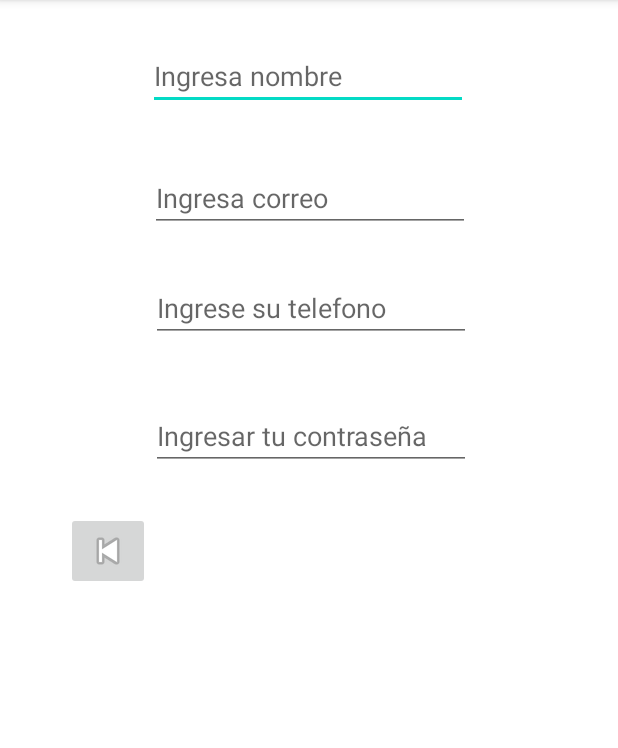
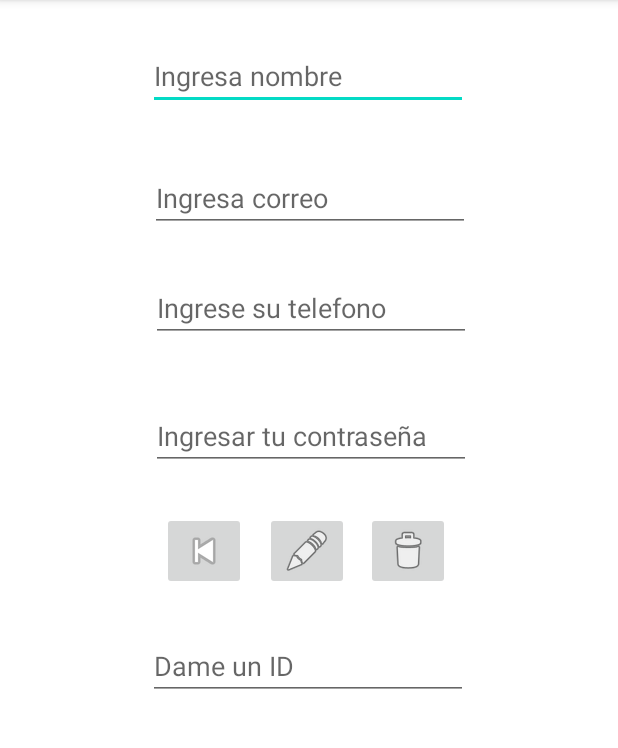
Before and after one commit to JCarballo22/android_mysql1, an Android app: the screen it shows after launch (RegistroActivity), after a tap on "ENVIAR ID", on a phone screen of 412 x 824 dp, the part 84-832 px from its top. Run offline under Robolectric (Android 15) with nearby library versions, the phone set to English and light mode, and no system bars; our stand-ins replace Volley; network calls fail.

Commit message:
22/11/2022

```diff
--- a/app/src/main/java/com/example/android_mysql1/RegistroActivity.kt
+++ b/app/src/main/java/com/example/android_mysql1/RegistroActivity.kt
@@ -10,6 +10,7 @@ import com.android.volley.Request
 import com.android.volley.RequestQueue
 import com.android.volley.Response
 import com.android.volley.toolbox.JsonObjectRequest
+import com.android.volley.toolbox.StringRequest
 import com.android.volley.toolbox.Volley
 
 class RegistroActivity : AppCompatActivity() {
@@ -17,6 +18,11 @@ class RegistroActivity : AppCompatActivity() {
     private lateinit var etEmail:EditText
     private lateinit var etTelefono:EditText
     private lateinit var etPass:EditText
+    private lateinit var etId:EditText
+
+    private lateinit var id:String
+
+    private lateinit var procesoEnCola:RequestQueue
 
     override fun onCreate(savedInstanceState: Bundle?) {
         super.onCreate(savedInstanceState)
@@ -26,28 +32,85 @@ class RegistroActivity : AppCompatActivity() {
         etEmail = findViewById(R.id.et_REmail)
         etTelefono = findViewById(R.id.et_Rtelefono)
         etPass = findViewById(R.id.et_RPass)
+        etId = findViewById(R.id.et_Id)
+        id = intent.getStringExtra("id").toString()
+        etId.setText(id)
 
-        val id:String? = intent.getStringExtra("id").toString()
+        cargarDatos()
+    }
+    fun cargarDatos(){
+        //llenarCampos()
 
-        val procesoEnCola: RequestQueue = Volley.newRequestQueue(this)
-        val url = "http://192.168.1.3/android_mysql1/registro.php?id=$id"
+        procesoEnCola= Volley.newRequestQueue(this)
+        val url = "http://192.168.1.3/android_mysql1/consulta.php?id=$id"
         val consulta = JsonObjectRequest(Request.Method.GET,url,null,
             Response.Listener { Respuesta->
+
                 etNombre.setText(Respuesta.getString("nombre"))
                 etEmail.setText(Respuesta.getString("email"))
                 etTelefono.setText(Respuesta.getString("telefono"))
                 etPass.setText(Respuesta.getString("pass"))
                 Toast.makeText(this,"Datos obtenidos",Toast.LENGTH_LONG).show()
             }, Response.ErrorListener { error->
-                Toast.makeText(this,"Datos obtenidos",Toast.LENGTH_LONG).show()
-            }
+                Toast.makeText(this,"Datos error de conexion: $error",Toast.LENGTH_LONG).show()
+            })
 
-            )
+        //llenarCampos()
+
         procesoEnCola.add(consulta)
+      }
+
+    fun limpiarCampos(){
+        etNombre.setText("")
+        etEmail.setText("")
+        etTelefono.setText("")
+        etPass.setText("")
+        etId.setText("")
     }
-
     fun regresar(Vista: View){
         var ventana: Intent = Intent(this,MainActivity::class.java)
         startActivity(ventana)
     }
+
+    fun eliminar(Vista: View){
+        val url = "http://192.168.1.3/android_mysql1/borrar.php"
+        procesoEnCola= Volley.newRequestQueue(this)
+        var resultadoPost = object :StringRequest(Request.Method.POST,url,
+            Response.Listener { Respuesta->
+                limpiarCampos()
+                Toast.makeText(this,"El usuario a sido borrado",Toast.LENGTH_LONG).show()
+            }, Response.ErrorListener {
+                Toast.makeText(this,"Error al borrar usuario",Toast.LENGTH_LONG).show()
+            }){
+            override fun getParams(): MutableMap<String, String>? {
+                val parametros = HashMap<String,String>()
+                parametros.put("id",etId.text.toString())
+                return parametros
+            }
+        }
+        procesoEnCola.add(resultadoPost)
+    }
+
+    fun editar(Vista: View){
+        val url = "http://192.168.1.3/android_mysql1/editar.php"
+        procesoEnCola = Volley.newRequestQueue(this)
+        val resultadoPost = object : StringRequest(Request.Method.POST,url,
+            Response.Listener { respuesta->
+                Toast.makeText(this,"El usuario fue editado",Toast.LENGTH_LONG).show()
+            },Response.ErrorListener { error->
+                Toast.makeText(this,"Error al edidar usuario",Toast.LENGTH_LONG).show()
+            }){
+            override fun getParams(): MutableMap<String, String>? {
+                val parametros = HashMap<String,String>()
+                parametros.put("id",etId.text.toString())
+                parametros.put("nombre",etNombre.text.toString())
+                parametros.put("email",etEmail.text.toString())
+                parametros.put("telefono",etTelefono.text.toString())
+                parametros.put("pass",etPass.text.toString())
+                return parametros
+
+            }
+        }
+        procesoEnCola.add(resultadoPost)
+    }
 }
--- a/app/src/main/res/layout/activity_registro.xml
+++ b/app/src/main/res/layout/activity_registro.xml
@@ -63,12 +63,47 @@
         android:id="@+id/imageButton2"
         android:layout_width="wrap_content"
         android:layout_height="wrap_content"
+        android:layout_marginStart="108dp"
         android:layout_marginTop="28dp"
         android:onClick="regresar"
-        app:layout_constraintEnd_toEndOf="parent"
-        app:layout_constraintHorizontal_bias="0.123"
         app:layout_constraintStart_toStartOf="parent"
         app:layout_constraintTop_toBottomOf="@+id/et_RPass"
         app:srcCompat="@android:drawable/ic_media_previous" />
 
+    <ImageButton
+        android:id="@+id/imageButton4"
+        android:layout_width="wrap_content"
+        android:layout_height="wrap_content"
+        android:layout_marginTop="28dp"
+        android:onClick="editar"
+        app:layout_constraintEnd_toStartOf="@+id/imageButton5"
+        app:layout_constraintHorizontal_bias="0.517"
+        app:layout_constraintStart_toEndOf="@+id/imageButton2"
+        app:layout_constraintTop_toBottomOf="@+id/et_RPass"
+        app:srcCompat="@android:drawable/ic_menu_edit" />
+
+    <ImageButton
+        android:id="@+id/imageButton5"
+        android:layout_width="wrap_content"
+        android:layout_height="wrap_content"
+        android:layout_marginTop="28dp"
+        android:layout_marginEnd="112dp"
+        android:onClick="eliminar"
+        app:layout_constraintEnd_toEndOf="parent"
+        app:layout_constraintTop_toBottomOf="@+id/et_RPass"
+        app:srcCompat="@android:drawable/ic_menu_delete" />
+
+    <EditText
+        android:id="@+id/et_Id"
+        android:layout_width="wrap_content"
+        android:layout_height="wrap_content"
+        android:layout_marginTop="28dp"
+        android:ems="10"
+        android:hint="Dame un ID"
+        android:inputType="number"
+        app:layout_constraintEnd_toEndOf="parent"
+        app:layout_constraintHorizontal_bias="0.497"
+        app:layout_constraintStart_toStartOf="parent"
+        app:layout_constraintTop_toBottomOf="@+id/imageButton4" />
+
 </androidx.constraintlayout.widget.ConstraintLayout>
```
